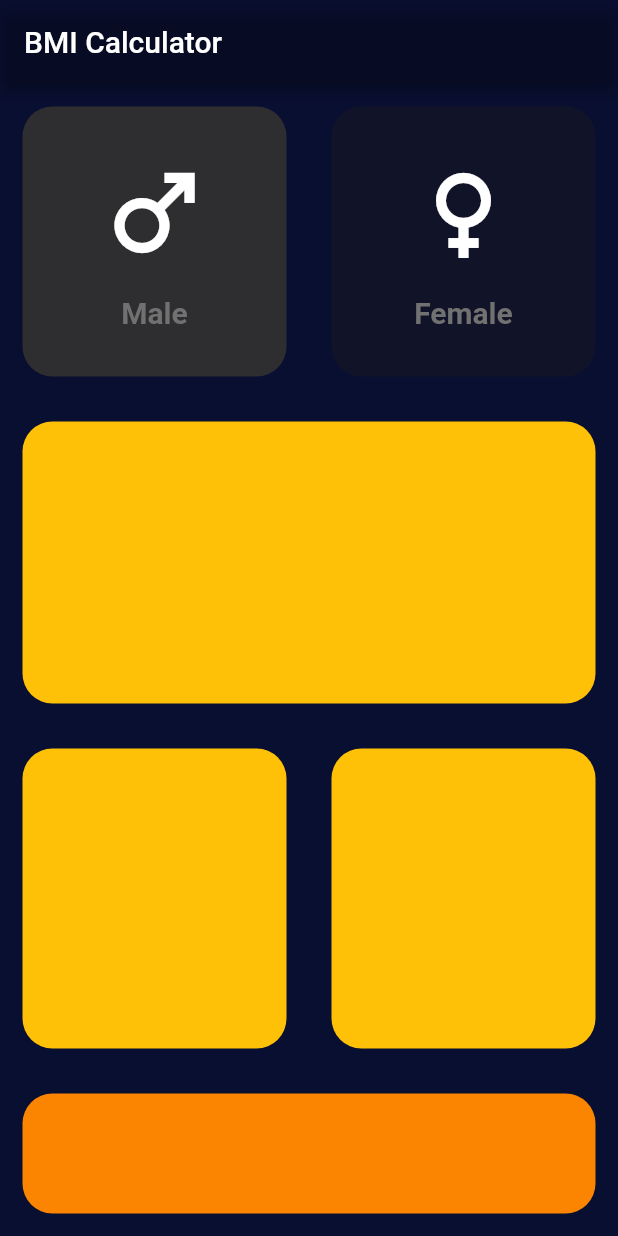
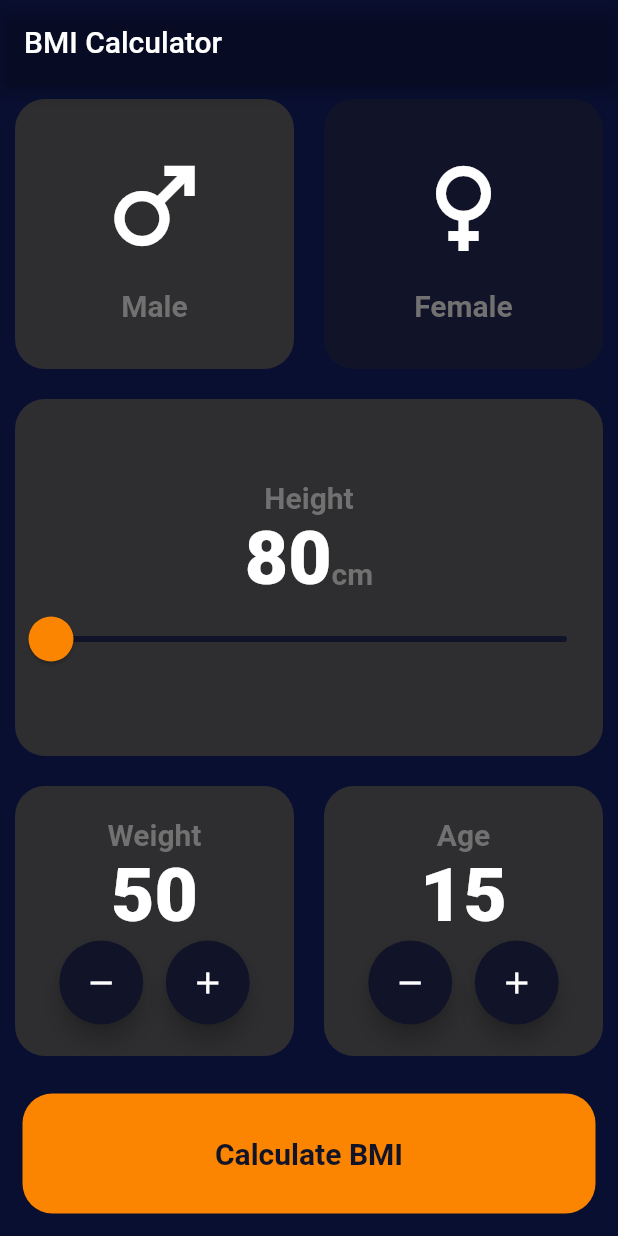
Before and after one commit to dineshxo/bmi_cal_flutter, a Flutter app: the screen it shows after launch, on a phone screen of 412 x 824 dp. Run offline on Flutter 3.47's test engine with Material 2 defaults, Android fonts, the phone set to English and light mode, and no system bars.

```diff
--- a/lib/Input_Page.dart
+++ b/lib/Input_Page.dart
@@ -1,4 +1,6 @@
 // ignore: file_names
+import 'package:bmi_cal/results_page.dart';
+import 'package:bmi_cal/roundiconbutton.dart';
 import 'package:flutter/material.dart';
 
 import 'constants.dart';
@@ -17,6 +19,10 @@ class InputPage extends StatefulWidget {
 }
 
 class _InputPageState extends State<InputPage> {
+  int height = 80;
+  int weight = 50;
+  int age = 15;
+
   @override
   Widget build(BuildContext context) {
     return Scaffold(
@@ -26,6 +32,7 @@ class _InputPageState extends State<InputPage> {
         backgroundColor: const Color(0xff00000000),
       ),
       body: Column(
+        crossAxisAlignment: CrossAxisAlignment.stretch,
         children: [
           Row(children: [
             Expanded(
@@ -40,8 +47,8 @@ class _InputPageState extends State<InputPage> {
                   label: 'Male',
                 ),
                 color: selectedGender == GenderType.male
-                    ? activeInputColor
-                    : inactiveInputColor,
+                    ? kActiveInputColor
+                    : kInactiveInputColor,
               ),
             ),
             Expanded(
@@ -54,52 +61,160 @@ class _InputPageState extends State<InputPage> {
                 inputChild:
                     const IconContent(icon: Icons.female, label: 'Female'),
                 color: selectedGender == GenderType.female
-                    ? activeInputColor
-                    : inactiveInputColor,
+                    ? kActiveInputColor
+                    : kInactiveInputColor,
               ),
             ),
           ]),
           Expanded(
-            child: Container(
-              height: 200,
-              margin: const EdgeInsets.all(15.0),
-              decoration: BoxDecoration(
-                color: Colors.amber,
-                borderRadius: BorderRadius.circular(20.0),
+              child: InputContainerBottom(
+            color: kInputContainerColor,
+            inputChild: Column(
+              mainAxisAlignment: MainAxisAlignment.center,
+              children: [
+                const Text(
+                  'Height',
+                  style: kLabelTextStyle,
                 ),
+                Row(
+                  mainAxisAlignment: MainAxisAlignment.center,
+                  crossAxisAlignment: CrossAxisAlignment.baseline,
+                  textBaseline: TextBaseline.alphabetic,
+                  children: [
+                    Text(
+                      height.toString(),
+                      style: kNumberTextStyle,
                     ),
+                    const Text(
+                      'cm',
+                      style: kLabelTextStyle,
                     ),
+                  ],
+                ),
+                Slider(
+                    value: height.toDouble(),
+                    min: 80,
+                    max: 250,
+                    onChanged: (double newValue) {
+                      setState(() {
+                        height = newValue.round();
+                      });
+                    }),
+              ],
+            ),
+          )),
           Row(
             children: [
               Expanded(
-                child: Container(
-                  height: 200,
-                  margin: const EdgeInsets.all(15.0),
-                  decoration: BoxDecoration(
-                    color: Colors.amber,
-                    borderRadius: BorderRadius.circular(20.0),
+                child: InputContainerBottom(
+                    inputChild: Column(
+                      mainAxisAlignment: MainAxisAlignment.center,
+                      children: [
+                        const Text(
+                          'Weight',
+                          style: kLabelTextStyle,
                         ),
+                        Text(
+                          weight.toString(),
+                          style: kNumberTextStyle,
                         ),
+                        Row(
+                          mainAxisAlignment: MainAxisAlignment.center,
+                          children: [
+                            RoundIconButton(
+                                icon: Icons.remove,
+                                onPressed: () {
+                                  if (weight > 20) {
+                                    setState(() {
+                                      weight--;
+                                    });
+                                  }
+                                }),
+                            const SizedBox(
+                              width: 15.0,
+                            ),
+                            RoundIconButton(
+                                icon: Icons.add,
+                                onPressed: () {
+                                  if (weight < 120) {
+                                    setState(() {
+                                      weight++;
+                                    });
+                                  }
+                                }),
+                          ],
+                        )
+                      ],
+                    ),
+                    color: kActiveInputColor),
               ),
               Expanded(
-                child: Container(
-                  height: 200,
-                  margin: const EdgeInsets.all(15.0),
-                  decoration: BoxDecoration(
-                    color: Colors.amber,
-                    borderRadius: BorderRadius.circular(20.0),
+                child: InputContainerBottom(
+                    inputChild: Column(
+                      mainAxisAlignment: MainAxisAlignment.center,
+                      children: [
+                        const Text(
+                          'Age',
+                          style: kLabelTextStyle,
                         ),
+                        Text(
+                          age.toString(),
+                          style: kNumberTextStyle,
                         ),
+                        Row(
+                          mainAxisAlignment: MainAxisAlignment.center,
+                          children: [
+                            RoundIconButton(
+                                icon: Icons.remove,
+                                onPressed: () {
+                                  if (age > 10) {
+                                    setState(() {
+                                      age--;
+                                    });
+                                  }
+                                }),
+                            const SizedBox(
+                              width: 15.0,
+                            ),
+                            RoundIconButton(
+                                icon: Icons.add,
+                                onPressed: () {
+                                  if (age < 120) {
+                                    setState(() {
+                                      age++;
+                                    });
+                                  }
+                                }),
+                          ],
+                        )
+                      ],
+                    ),
+                    color: kActiveInputColor),
               ),
             ],
           ),
-          Container(
+          GestureDetector(
+            onTap: () {
+              Navigator.push(
+                context,
+                MaterialPageRoute(
+                  builder: (context) {
+                    return const ResultsPage();
+                  },
+                ),
+              );
+            },
+            child: Container(
+              child: Center(
+                child: Text('Calculate BMI', style: kBottomButtonText),
+              ),
               height: 80.0,
               width: double.infinity,
               margin: const EdgeInsets.all(15.0),
               decoration: BoxDecoration(
-              color: bottomContainerColor,
+                color: kBottomContainerColor,
                 borderRadius: BorderRadius.circular(20.0),
+              ),
             ),
           )
         ],
--- a/lib/constants.dart
+++ b/lib/constants.dart
@@ -1,12 +1,18 @@
 import 'package:flutter/material.dart';
 
-const bottomContainerColor = Color(0XffFB8500);
-const activeInputColor = Color.fromARGB(255, 46, 46, 48);
-const inactiveInputColor = Color(0Xff111328);
+const kBottomContainerColor = Color(0XffFB8500);
+const kActiveInputColor = Color.fromARGB(255, 46, 46, 48);
+const kInputContainerColor = Color.fromARGB(255, 46, 46, 48);
+const kInactiveInputColor = Color(0Xff111328);
 
-const labelTextStyle = TextStyle(
+const kLabelTextStyle = TextStyle(
     fontSize: 20.0,
     color: Color.fromARGB(255, 114, 113, 113),
     fontWeight: FontWeight.bold);
 
-const iconSize = 80.0;
+const kIconSize = 80.0;
+
+const kNumberTextStyle = TextStyle(fontSize: 50, fontWeight: FontWeight.w900);
+
+const kBottomButtonText = TextStyle(
+    color: kInactiveInputColor, fontSize: 20, fontWeight: FontWeight.w600);
--- a/lib/icon_content.dart
+++ b/lib/icon_content.dart
@@ -18,12 +18,12 @@ class IconContent extends StatelessWidget {
       children: [
         Icon(
           icon,
-          size: iconSize,
+          size: kIconSize,
         ),
         SizedBox(
           height: 15.0,
         ),
-        Text(label, style: labelTextStyle)
+        Text(label, style: kLabelTextStyle)
       ],
     );
   }
--- a/lib/input_container.dart
+++ b/lib/input_container.dart
@@ -20,7 +20,7 @@ class InputContainer extends StatelessWidget {
       },
       child: Container(
         height: 180,
-        margin: const EdgeInsets.all(15.0),
+        margin: const EdgeInsets.all(10.0),
         decoration: BoxDecoration(
           color: color,
           borderRadius: BorderRadius.circular(20.0),
@@ -30,3 +30,27 @@ class InputContainer extends StatelessWidget {
     );
   }
 }
+
+class InputContainerBottom extends StatelessWidget {
+  const InputContainerBottom({
+    super.key,
+    required this.inputChild,
+    required this.color,
+  });
+
+  final Widget inputChild;
+  final Color color;
+
+  @override
+  Widget build(BuildContext context) {
+    return Container(
+      height: 180,
+      margin: const EdgeInsets.all(10.0),
+      decoration: BoxDecoration(
+        color: color,
+        borderRadius: BorderRadius.circular(20.0),
+      ),
+      child: inputChild,
+    );
+  }
+}
--- a/lib/main.dart
+++ b/lib/main.dart
@@ -1,3 +1,4 @@
+import 'package:bmi_cal/constants.dart';
 import 'package:flutter/material.dart';
 
 import 'Input_Page.dart';
@@ -22,6 +23,12 @@ class _HomePageState extends State<HomePage> {
       theme: ThemeData.dark().copyWith(
         primaryColor: const Color(0xFF0A0E21),
         scaffoldBackgroundColor: const Color.fromARGB(255, 9, 15, 49),
+        sliderTheme: SliderTheme.of(context).copyWith(
+            inactiveTrackColor: kInactiveInputColor,
+            activeTrackColor: const Color.fromARGB(255, 170, 103, 26),
+            thumbColor: const Color(0XffFB8500),
+            thumbShape: const RoundSliderThumbShape(enabledThumbRadius: 15),
+            overlayColor: const Color(0X29FB8500)),
       ),
       debugShowCheckedModeBanner: false,
     );
--- /dev/null
+++ b/lib/results_page.dart
@@ -0,0 +1,18 @@
+import 'package:bmi_cal/constants.dart';
+import 'package:flutter/material.dart';
+
+class ResultsPage extends StatelessWidget {
+  const ResultsPage({super.key});
+
+  @override
+  Widget build(BuildContext context) {
+    return Scaffold(
+      appBar: AppBar(
+        title: Text(
+          'BMI Calculator',
+        ),
+      ),
+      body: Text('Hello'),
+    );
+  }
+}
--- /dev/null
+++ b/lib/roundiconbutton.dart
@@ -0,0 +1,24 @@
+import 'package:bmi_cal/constants.dart';
+import 'package:flutter/material.dart';
+
+class RoundIconButton extends StatelessWidget {
+  const RoundIconButton(
+      {super.key, required this.icon, required this.onPressed});
+
+  final IconData icon;
+  final Function onPressed;
+
+  @override
+  Widget build(BuildContext context) {
+    return RawMaterialButton(
+      onPressed: () {
+        onPressed();
+      },
+      shape: const CircleBorder(),
+      elevation: 6.0,
+      constraints: const BoxConstraints.tightFor(width: 56.0, height: 56.0),
+      fillColor: kInactiveInputColor,
+      child: Icon(icon),
+    );
+  }
+}
```
Lines whose indentation alone changed are shown as unchanged.
